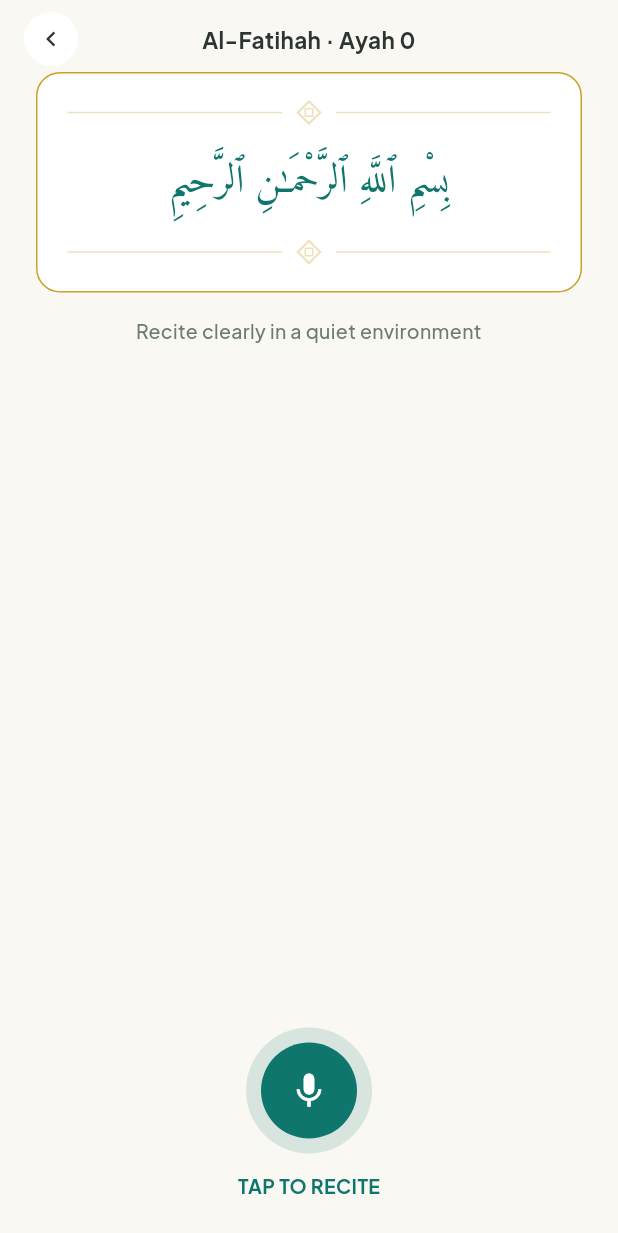
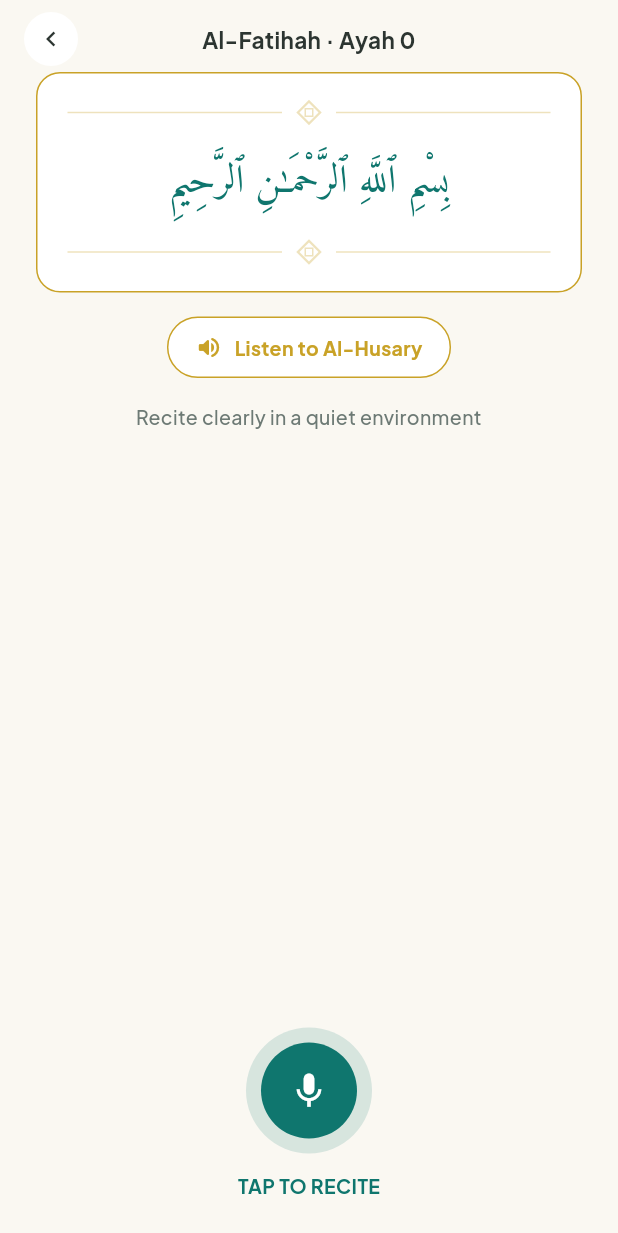
Before and after one commit to Abdalrahman-py/bayaan, a Flutter app: the RecordingScreen screen opened directly with empty values, on a phone screen of 412 x 824 dp. Shown: the top 1233 px of the screen. Run offline on Flutter 3.47's test engine with Material 3 defaults, Android fonts, the phone set to English and light mode, and no system bars; our stand-ins replace audioplayers, go_router, shared_preferences, supabase_flutter; missing offline and left inert: record; accounts and stored records are empty; network calls fail.

Commit message:
feat(flutter): let a learner hear the ayah before reciting it
Adds a reference reciter the learner picks once and then hears on every
ayah, so "listen, then copy" is a real loop rather than reciting cold.

Recordings stream per-ayah from everyayah.com, which serves the whole
mushaf at a predictable URL with permissive CORS and range requests — no
API key, no backend, and nothing bundled (one reciter is ~900MB). Reciter
.folder plus urlFor() is the only place a URL is built, so mirroring to
object storage later is a one-method change.

Al-Husary's Mu'allim recording is the default: it is deliberately slow and
articulated, which is what a beginner needs to imitate. The settings
dropdown was local state that reset on close; the choice now persists and
is read back by every screen that plays audio.

Co-Authored-By: Claude Opus 5 <noreply@anthropic.com>

```diff
--- a/flutter/lib/features/recitation/recording_screen.dart
+++ b/flutter/lib/features/recitation/recording_screen.dart
@@ -7,6 +7,7 @@ import '../../core/theme/app_fonts.dart';
 import '../../models/models.dart';
 import '../../services/auth_controller.dart';
 import '../../services/quran_translation.dart';
+import '../../services/reciter_audio.dart';
 import '../../services/recitation_controller.dart';
 import '../../shared/widgets/ornamental_divider.dart';
 import '../../shared/widgets/pulsing_rings.dart';
@@ -37,10 +38,25 @@ class _RecordingScreenState extends State<RecordingScreen> {
   String? _transliteration;
   bool _navigated = false;
 
+  final ReciterPlayer _player = ReciterPlayer();
+  Reciter _reciter = Reciter.fallback;
+  bool _listening = false;
+  bool _listenFailed = false;
+
   @override
   void initState() {
     super.initState();
     widget.controller.addListener(_onControllerChange);
+    _player.onComplete.listen((_) {
+      if (mounted) setState(() => _listening = false);
+    });
+    Reciter.selected().then((r) {
+      if (!mounted) return;
+      setState(() => _reciter = r);
+      // Warm the source so the tap handler is a bare resume() — see
+      // ReciterPlayer for why that matters on web.
+      _player.preload(r.urlFor(widget.sura, widget.aya)).catchError((_) {});
+    });
     QuranTranslation.forSurah(widget.sura).then((map) {
       if (!mounted || map == null) return;
       setState(() => _translation = map[widget.aya]);
@@ -54,6 +70,7 @@ class _RecordingScreenState extends State<RecordingScreen> {
   @override
   void dispose() {
     widget.controller.removeListener(_onControllerChange);
+    _player.dispose();
     super.dispose();
   }
 
@@ -93,6 +110,8 @@ class _RecordingScreenState extends State<RecordingScreen> {
                       children: [
                         const SizedBox(height: 4),
                         _buildVerseCard(state.verse),
+                        const SizedBox(height: 16),
+                        _buildListenButton(state),
                         const SizedBox(height: 16),
                         _buildCaption(state),
                         const SizedBox(height: 16),
@@ -182,6 +201,79 @@ class _RecordingScreenState extends State<RecordingScreen> {
           const OrnamentalDivider(width: double.infinity, opacity: 0.3),
         ],
       ),
+    );
+  }
+
+  Future<void> _toggleListen() async {
+    if (_listening) {
+      await _player.stop();
+      if (mounted) setState(() => _listening = false);
+      return;
+    }
+    setState(() {
+      _listening = true;
+      _listenFailed = false;
+    });
+    try {
+      await _player.play(_reciter.urlFor(widget.sura, widget.aya));
+    } catch (_) {
+      if (mounted) {
+        setState(() {
+          _listening = false;
+          _listenFailed = true;
+        });
+      }
+    }
+  }
+
+  /// Hear the ayah in the chosen shaikh's voice, then copy it. Hidden while
+  /// the mic is live so the reference can't bleed into the recording.
+  Widget _buildListenButton(RecitationUiState state) {
+    if (state is Recording || state is Uploading) {
+      return const SizedBox.shrink();
+    }
+    return Column(
+      children: [
+        GestureDetector(
+          onTap: _toggleListen,
+          child: Container(
+            padding: const EdgeInsets.symmetric(horizontal: 18, vertical: 10),
+            decoration: BoxDecoration(
+              color: Colors.white,
+              border: Border.all(color: AppColors.gold),
+              borderRadius: BorderRadius.circular(100),
+            ),
+            child: Row(
+              mainAxisSize: MainAxisSize.min,
+              children: [
+                Icon(
+                  _listening ? Icons.stop_rounded : Icons.volume_up_rounded,
+                  size: 18,
+                  color: AppColors.gold,
+                ),
+                const SizedBox(width: 8),
+                Text(
+                  _listening ? 'Stop' : 'Listen to ${_reciter.shortName}',
+                  style: pjs(
+                    fontSize: 13,
+                    fontWeight: FontWeight.w700,
+                    color: AppColors.gold,
+                  ),
+                ),
+              ],
+            ),
+          ),
+        ),
+        if (_listenFailed)
+          Padding(
+            padding: const EdgeInsets.only(top: 8),
+            child: Text(
+              "Couldn't load the recitation. Check your connection.",
+              textAlign: TextAlign.center,
+              style: pjs(fontSize: 12, color: AppColors.tajweedError),
+            ),
+          ),
+      ],
     );
   }
 
```
Also changed, not shown: flutter/lib/features/settings/settings_screen.dart (+20 -18 lines), flutter/lib/services/reciter_audio.dart (added, +134 -0 lines), 2 other files.
